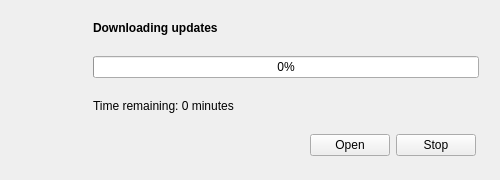
Above: QSimpleUpdater/src/dialogs/download_dialog.ui from alex-spataru/QSimpleUpdater before the change. Below: the same form after it.
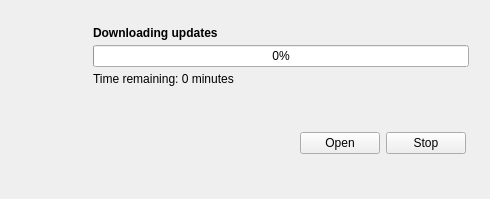
That is the form after the change. Icons and pictures are not drawn.

What changed in the file:
```diff
--- a/QSimpleUpdater/src/dialogs/download_dialog.ui
+++ b/QSimpleUpdater/src/dialogs/download_dialog.ui
@@ -6,28 +6,16 @@
    <rect>
     <x>0</x>
     <y>0</y>
-    <width>500</width>
-    <height>180</height>
+    <width>490</width>
+    <height>199</height>
    </rect>
   </property>
   <property name="sizePolicy">
-   <sizepolicy hsizetype="Fixed" vsizetype="Fixed">
+   <sizepolicy hsizetype="Minimum" vsizetype="Minimum">
     <horstretch>0</horstretch>
     <verstretch>0</verstretch>
    </sizepolicy>
   </property>
-  <property name="minimumSize">
-   <size>
-    <width>500</width>
-    <height>180</height>
-   </size>
-  </property>
-  <property name="maximumSize">
-   <size>
-    <width>500</width>
-    <height>180</height>
-   </size>
-  </property>
   <property name="windowTitle">
    <string>Updater</string>
   </property>
@@ -108,21 +96,14 @@
            </property>
           </widget>
          </item>
-         <item>
-          <spacer name="verticalSpacer_2">
-           <property name="orientation">
-            <enum>Qt::Vertical</enum>
-           </property>
-           <property name="sizeHint" stdset="0">
-            <size>
-             <width>20</width>
-             <height>40</height>
-            </size>
-           </property>
-          </spacer>
-         </item>
          <item>
           <widget class="QProgressBar" name="progressBar">
+           <property name="minimumSize">
+            <size>
+             <width>320</width>
+             <height>0</height>
+            </size>
+           </property>
            <property name="value">
             <number>0</number>
            </property>
@@ -131,19 +112,6 @@
            </property>
           </widget>
          </item>
-         <item>
-          <spacer name="verticalSpacer">
-           <property name="orientation">
-            <enum>Qt::Vertical</enum>
-           </property>
-           <property name="sizeHint" stdset="0">
-            <size>
-             <width>20</width>
-             <height>40</height>
-            </size>
-           </property>
-          </spacer>
-         </item>
          <item>
           <widget class="QLabel" name="timeLabel">
            <property name="text">
```
